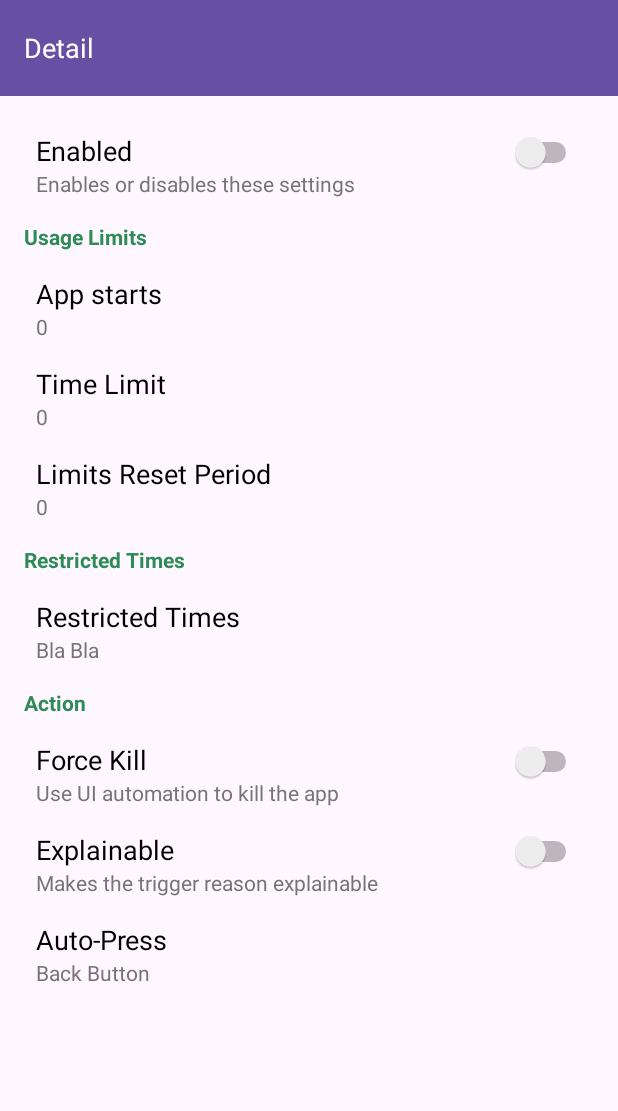
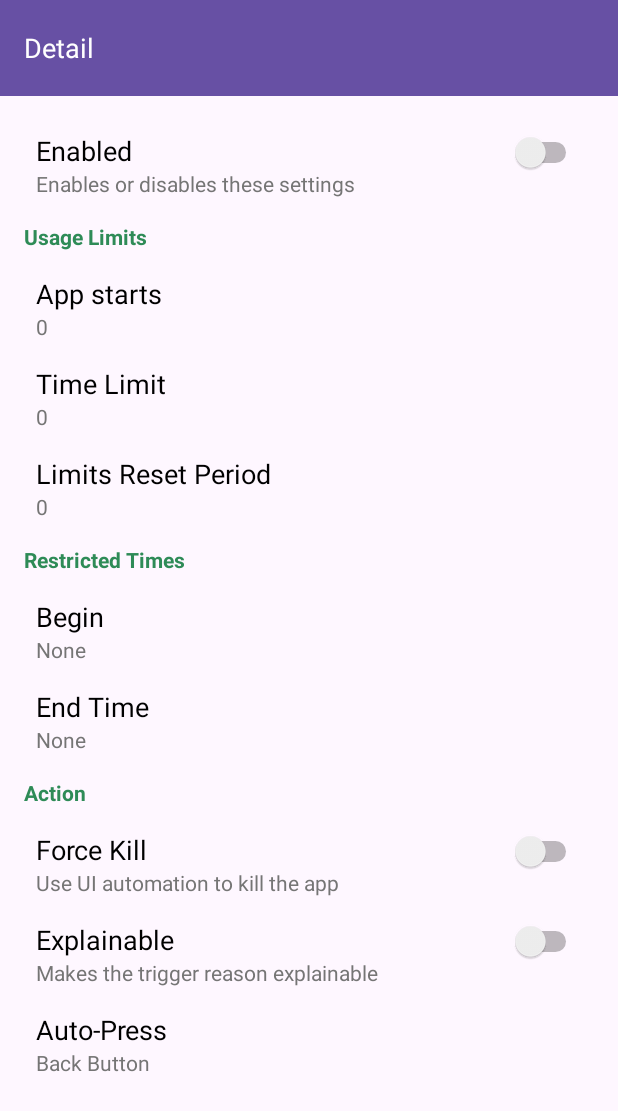
Before and after one commit to SoftwareDroid/SafeZone, an Android app: the layout activity_usage_restriction.xml on its own in the app's theme, with its tools: preview values and no code run, on a phone screen of 412 x 824 dp. Shown: the top 1111 px of the screen. Run offline under Robolectric (Android 15) with nearby library versions, the phone set to English and light mode, and no system bars.

Commit message:
make timepicker reusable

```diff
--- a/app/src/main/java/com/example/ourpact3/smart_filter/ProductivityTimeRule.java
+++ b/app/src/main/java/com/example/ourpact3/smart_filter/ProductivityTimeRule.java
@@ -12,7 +12,6 @@ public class ProductivityTimeRule
     private LocalTime startTime;
     private LocalTime endTime;
     private boolean isBlackListTimeMode; //if false when all
-
     public ProductivityTimeRule(LocalTime startTime, LocalTime endTime, EnumSet<DayOfWeek> weekdays, boolean isBlackListMode)
     {
         this.startTime = startTime;
--- a/app/src/main/res/layout/activity_usage_restriction.xml
+++ b/app/src/main/res/layout/activity_usage_restriction.xml
@@ -78,11 +78,20 @@
                 android:layout_width="match_parent"
                 android:layout_height="wrap_content"
                 app:title="@string/restricted_times" />
+
             <com.example.ourpact3.ui.settings.ReusableSettingsItemView
+                android:id="@+id/setting_input_start_time"
                 android:layout_width="match_parent"
                 android:layout_height="wrap_content"
-                app:summary="Bla Bla"
-                app:title2="@string/restricted_times" />
+                app:summary="@string/none"
+                app:title2="@string/set_start_time"/>
+
+            <com.example.ourpact3.ui.settings.ReusableSettingsItemView
+                android:id="@+id/setting_input_end_time"
+                android:layout_width="match_parent"
+                android:layout_height="wrap_content"
+                app:summary="@string/none"
+                app:title2="@string/set_end_time"/>
 
 
             <com.example.ourpact3.ui.settings.ReusableSettingsCounterActionView
--- a/app/src/main/res/values/strings.xml
+++ b/app/src/main/res/values/strings.xml
@@ -181,4 +181,8 @@
     <string name="end_time">End Time</string>
     <string name="black_list">Blocked Period</string>
     <string name="blocked_period_description">If the this is unchecked all other times except this are blocked</string>
+    <string name="set_start_time">Begin</string>
+    <string name="set_end_time">End Time</string>
+    <string name="pick_start_time">Pick Start Time</string>
+    <string name="pick_end_time">Pick End Time</string>
 </resources>
```
Also changed, not shown: app/src/main/java/com/example/ourpact3/ui/app_rule_detail/AppRuleDetailActivitiy.java (+16 -16 lines), app/src/main/java/com/example/ourpact3/ui/settings/ReusableSettingsTimePickerInputView.java (added, +89 -0 lines), app/src/main/java/com/example/ourpact3/ui/usage_restriction/UsageRestrictionActivity.java (+24 -6 lines).
